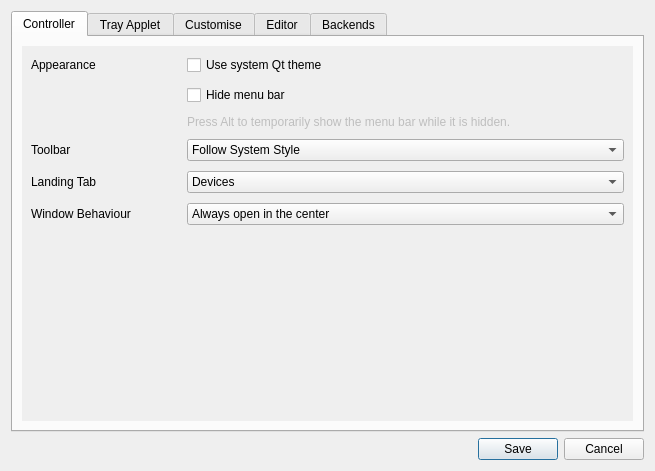
Above: data/qt/preferences.ui from polychromatic/polychromatic before the change. Below: the same form after it.
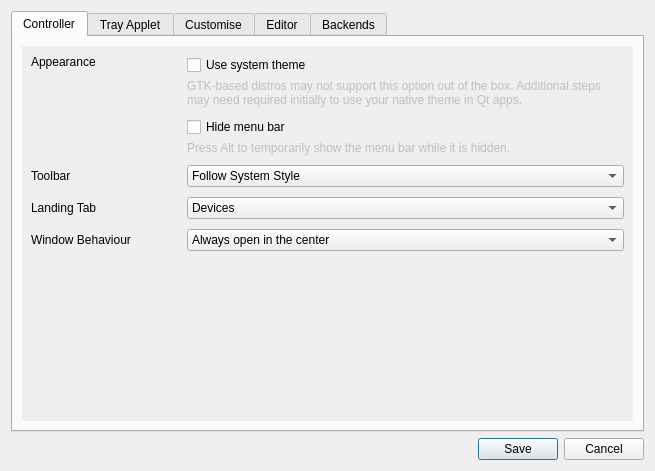
That is the form after the change. Icons and pictures are not drawn.

Commit message: preferences: Clean up UI layout; add hint for native theme

Patch:
```diff
--- a/data/qt/preferences.ui
+++ b/data/qt/preferences.ui
@@ -78,34 +78,100 @@
            <property name="verticalSpacing">
             <number>10</number>
            </property>
-           <item row="0" column="0">
-            <widget class="QLabel" name="AppearanceLabel">
-             <property name="minimumSize">
-              <size>
-               <width>150</width>
-               <height>0</height>
-              </size>
-             </property>
-             <property name="text">
-              <string extracomment="Preferences Label">Appearance</string>
-             </property>
-            </widget>
-           </item>
            <item row="0" column="1">
+            <widget class="QWidget" name="UseSystemQtThemeGroup" native="true">
+             <layout class="QVBoxLayout" name="UseSystemQtThemeGroup_Layout">
+              <property name="spacing">
+               <number>4</number>
+              </property>
+              <property name="leftMargin">
+               <number>0</number>
+              </property>
+              <property name="topMargin">
+               <number>0</number>
+              </property>
+              <property name="rightMargin">
+               <number>0</number>
+              </property>
+              <property name="bottomMargin">
+               <number>0</number>
+              </property>
+              <item>
             <widget class="QCheckBox" name="UseSystemQtTheme">
              <property name="text">
-              <string extracomment="Preferences Checkbox">Use system Qt theme</string>
-             </property>
+                 <string extracomment="Preferences Checkbox">Use system theme</string>
+                </property>
+               </widget>
+              </item>
+              <item>
+               <widget class="QLabel" name="UseSystemQtThemeTip">
+                <property name="enabled">
+                 <bool>false</bool>
+                </property>
+                <property name="sizePolicy">
+                 <sizepolicy hsizetype="Expanding" vsizetype="Preferred">
+                  <horstretch>0</horstretch>
+                  <verstretch>0</verstretch>
+                 </sizepolicy>
+                </property>
+                <property name="text">
+                 <string extracomment="Text appears underneath a checkbox in the preferences dialog">GTK-based distros may not support this option out of the box. Additional steps may need required initially to use your native theme in Qt apps.</string>
+                </property>
+                <property name="alignment">
+                 <set>Qt::AlignLeading|Qt::AlignLeft|Qt::AlignTop</set>
+                </property>
+                <property name="wordWrap">
+                 <bool>true</bool>
+                </property>
+               </widget>
+              </item>
+             </layout>
+            </widget>
+           </item>
+           <item row="8" column="1">
+            <widget class="QWidget" name="AutoStartGroup" native="true">
+             <layout class="QHBoxLayout" name="horizontalLayout_6">
+              <property name="leftMargin">
+               <number>0</number>
+              </property>
+              <property name="topMargin">
+               <number>0</number>
+              </property>
+              <property name="rightMargin">
+               <number>0</number>
+              </property>
+              <property name="bottomMargin">
+               <number>0</number>
+              </property>
+             </layout>
             </widget>
            </item>
            <item row="1" column="1">
+            <widget class="QWidget" name="AlwaysHideMenuBarGroup" native="true">
+             <layout class="QVBoxLayout" name="AlwaysHideMenuBarGroup_Layout">
+              <property name="spacing">
+               <number>4</number>
+              </property>
+              <property name="leftMargin">
+               <number>0</number>
+              </property>
+              <property name="topMargin">
+               <number>0</number>
+              </property>
+              <property name="rightMargin">
+               <number>0</number>
+              </property>
+              <property name="bottomMargin">
+               <number>0</number>
+              </property>
+              <item>
             <widget class="QCheckBox" name="AlwaysHideMenuBar">
              <property name="text">
               <string extracomment="Preferences Checkbox">Hide menu bar</string>
              </property>
             </widget>
            </item>
-           <item row="2" column="1">
+              <item>
             <widget class="QLabel" name="AlwaysHideMenuBarTip">
              <property name="enabled">
               <bool>false</bool>
@@ -118,7 +184,10 @@
              </property>
             </widget>
            </item>
-           <item row="3" column="0">
+             </layout>
+            </widget>
+           </item>
+           <item row="2" column="0">
             <widget class="QLabel" name="ToolbarStyleLabel">
              <property name="minimumSize">
               <size>
@@ -129,9 +198,12 @@
              <property name="text">
               <string>Toolbar</string>
              </property>
+             <property name="alignment">
+              <set>Qt::AlignLeading|Qt::AlignLeft|Qt::AlignVCenter</set>
+             </property>
             </widget>
            </item>
-           <item row="3" column="1">
+           <item row="2" column="1">
             <widget class="QComboBox" name="ToolbarStyle">
              <item>
               <property name="text">
@@ -160,7 +232,7 @@
              </item>
             </widget>
            </item>
-           <item row="4" column="0">
+           <item row="3" column="0">
             <widget class="QLabel" name="LandingTabLabel">
              <property name="minimumSize">
               <size>
@@ -173,7 +245,7 @@
              </property>
             </widget>
            </item>
-           <item row="4" column="1">
+           <item row="3" column="1">
             <widget class="QComboBox" name="LandingTabCombo">
              <item>
               <property name="text">
@@ -213,7 +285,7 @@
              </item>
             </widget>
            </item>
-           <item row="5" column="0">
+           <item row="4" column="0">
             <widget class="QLabel" name="WindowBehaviourLabel">
              <property name="minimumSize">
               <size>
@@ -226,7 +298,7 @@
              </property>
             </widget>
            </item>
-           <item row="5" column="1">
+           <item row="4" column="1">
             <widget class="QComboBox" name="WindowBehaviourCombo">
              <property name="currentText">
               <string>Always open in the center</string>
@@ -253,22 +325,20 @@
              </item>
             </widget>
            </item>
-           <item row="7" column="1">
-            <widget class="QWidget" name="AutoStartGroup" native="true">
-             <layout class="QHBoxLayout" name="horizontalLayout_6">
-              <property name="leftMargin">
-               <number>0</number>
-              </property>
-              <property name="topMargin">
-               <number>0</number>
-              </property>
-              <property name="rightMargin">
-               <number>0</number>
-              </property>
-              <property name="bottomMargin">
-               <number>0</number>
-              </property>
-             </layout>
+           <item row="0" column="0">
+            <widget class="QLabel" name="AppearanceLabel">
+             <property name="minimumSize">
+              <size>
+               <width>150</width>
+               <height>0</height>
+              </size>
+             </property>
+             <property name="text">
+              <string extracomment="Preferences Label">Appearance</string>
+             </property>
+             <property name="alignment">
+              <set>Qt::AlignLeading|Qt::AlignLeft|Qt::AlignTop</set>
+             </property>
             </widget>
            </item>
           </layout>
```
Left out of the diff: 27 changed lines with no effect on the pictures. Lines whose indentation alone changed are shown as unchanged.
